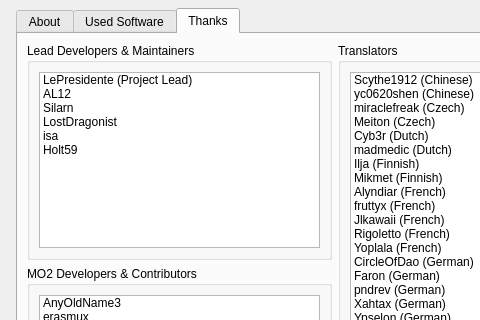
Qt form source/modorganizer/src/aboutdialog.ui (ArialSenki/MO2-Revamped) before a commit; both pictures show x 0 to 480 and y 98 to 418 of the 980 by 640 pixel window.
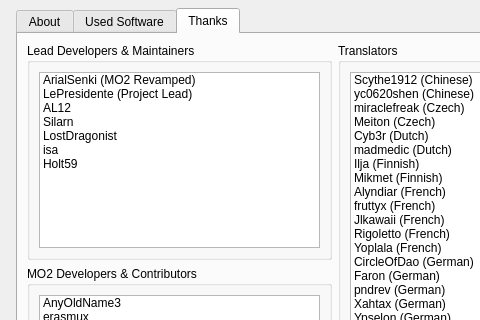
The same form after that commit. The open tabs and pages were chosen to show the change. Icons and pictures are not drawn. Custom widgets are drawn as their Qt base class.

Commit message: About: Nexus page, Revamped licenses and current features

Diff of the .ui file:
```diff
--- a/source/modorganizer/src/aboutdialog.ui
+++ b/source/modorganizer/src/aboutdialog.ui
@@ -267,6 +267,11 @@
               <property name="selectionMode">
                <enum>QAbstractItemView::NoSelection</enum>
               </property>
+              <item>
+               <property name="text">
+                <string notr="true">ArialSenki (MO2 Revamped)</string>
+               </property>
+              </item>
               <item>
                <property name="text">
                 <string>LePresidente (Project Lead)</string>
```
Left out of the diff: 4 changed lines with no effect on the pictures. The commit also changes 8 other files.
